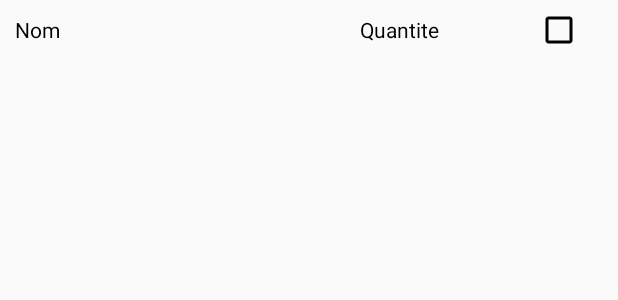
After one commit to bbassac/MesCourses, an Android app: the layout display_items.xml on its own in the app's theme, with its tools: preview values and no code run, on a phone screen of 412 x 824 dp. The commit adds this screen. Shown: the top 300 px of the screen. Run offline under Robolectric (Android 15) with nearby library versions, the phone set to English and light mode, and no system bars.

Commit message:
manage items

```diff
--- a/app/src/main/AndroidManifest.xml
+++ b/app/src/main/AndroidManifest.xml
@@ -1,5 +1,6 @@
 <?xml version="1.0" encoding="utf-8"?>
 <manifest xmlns:android="http://schemas.android.com/apk/res/android"
+    xmlns:tools="http://schemas.android.com/tools"
     package="lioncorps.org.mescourses">
     <uses-permission android:name="android.permission.INTERNET" />
     <application
@@ -8,7 +9,8 @@
         android:label="@string/app_name"
         android:roundIcon="@mipmap/ic_launcher_round"
         android:supportsRtl="true"
-        android:theme="@style/AppTheme">
+        android:theme="@style/AppTheme"
+        tools:ignore="GoogleAppIndexingWarning">
         <activity android:name=".MainActivity">
             <intent-filter>
                 <action android:name="android.intent.action.MAIN" />
--- a/app/src/main/java/lioncorps/org/mescourses/adapters/ClickListListener.java
+++ b/app/src/main/java/lioncorps/org/mescourses/adapters/ClickListListener.java
@@ -20,6 +20,6 @@ class ClickListListener implements View.OnClickListener {
 
     @Override
     public void onClick(View view) {
-        Toast.makeText(context,"display liste " + currentListe.toString(),Toast.LENGTH_LONG).show();
+        displayActivity.loadItems(currentListe.getId());
     }
 }
--- /dev/null
+++ b/app/src/main/res/layout/display_items.xml
@@ -0,0 +1,46 @@
+<?xml version="1.0" encoding="utf-8"?>
+<RelativeLayout xmlns:android="http://schemas.android.com/apk/res/android"
+    xmlns:tools="http://schemas.android.com/tools"
+    android:layout_width="match_parent"
+    android:layout_height="wrap_content"
+    android:orientation="vertical">
+
+    <TextView
+        android:id="@+id/itemId"
+        android:layout_width="1dp"
+        android:layout_height="1dp"
+        android:visibility="invisible"/>
+
+    <TextView
+        android:id="@+id/nomItem"
+        android:layout_width="wrap_content"
+        android:layout_height="wrap_content"
+        android:layout_alignParentStart="true"
+        android:layout_centerVertical="true"
+        android:textColor="#000000"
+        android:layout_marginLeft="10dp"
+        android:text="Nom" />
+
+    <TextView
+        android:id="@+id/quantiteItem"
+        android:layout_width="wrap_content"
+        android:layout_height="wrap_content"
+        android:layout_alignTop="@+id/nom"
+        android:textColor="#000000"
+        android:layout_marginStart="240dp"
+        android:layout_marginTop="10dp"
+        android:layout_toEndOf="@+id/nom"
+        android:text="Quantite" />
+
+    <CheckBox
+        android:id="@+id/doneItem"
+        android:layout_width="40dp"
+        android:layout_height="40dp"
+        android:layout_alignParentEnd="true"
+        android:layout_centerVertical="true"
+        android:layout_marginEnd="15dp"
+        android:theme="@style/MyCheckBox"/>
+
+
+
+</RelativeLayout>
--- a/app/src/main/res/layout/display_lists.xml
+++ b/app/src/main/res/layout/display_lists.xml
@@ -9,10 +9,11 @@
         android:layout_width="1dp"
         android:layout_height="1dp"
         android:visibility="invisible"/>
+
     <TextView
         android:id="@+id/nom"
-        android:layout_width="match_parent"
-        android:layout_height="70dp"
+        android:layout_width="328dp"
+        android:layout_height="match_parent"
         android:layout_alignParentTop="true"
         android:text="nom"
         android:textColor="#000000"
--- a/app/src/main/res/values/strings.xml
+++ b/app/src/main/res/values/strings.xml
@@ -1,3 +1,3 @@
 <resources>
-    <string name="app_name">MesCourses</string>
+    <string name="app_name">Courses B&amp;Y</string>
 </resources>
--- a/app/src/main/res/values/styles.xml
+++ b/app/src/main/res/values/styles.xml
@@ -8,4 +8,8 @@
         <item name="colorAccent">@color/colorAccent</item>
     </style>
 
+    <style name="MyCheckBox" parent="Theme.AppCompat.NoActionBar">
+        <item name="colorControlNormal">#000</item>   <!-- normal border color change as you wish -->
+
+    </style>
 </resources>
```
Also changed, not shown: app/src/main/java/lioncorps/org/mescourses/MainActivity.java (+88 -2 lines), app/src/main/java/lioncorps/org/mescourses/ServiceProvider.java (+8 -2 lines), app/src/main/java/lioncorps/org/mescourses/TextViewUtils.java (added, +16 -0 lines), app/src/main/java/lioncorps/org/mescourses/adapters/ClickListItemListener.java (added, +44 -0 lines), app/src/main/java/lioncorps/org/mescourses/adapters/ListCoursesAdapter.java (+4 -4 lines), app/src/main/java/lioncorps/org/mescourses/adapters/ListItemsAdapter.java (added, +84 -0 lines), app/src/main/res/menu/menu.xml (added, +17 -0 lines), app/src/main/res/mipmap-mdpi/backward.png (added), app/src/main/res/mipmap-mdpi/refresh.png (added).
